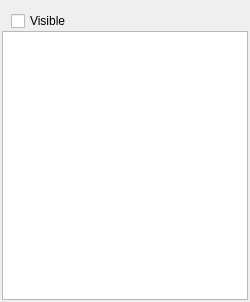
Qt form ui/label_dock.ui (yatengLG/ISAT_with_segment_anything) before a commit.
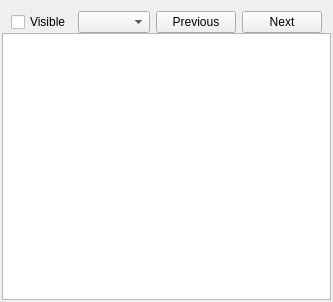
The same form after that commit.

Commit message: support group view

```diff
--- a/ui/label_dock.ui
+++ b/ui/label_dock.ui
@@ -42,6 +42,23 @@
         </property>
        </widget>
       </item>
+      <item>
+       <widget class="QComboBox" name="comboBox_group_select"/>
+      </item>
+      <item>
+       <widget class="QPushButton" name="button_prev_group">
+        <property name="text">
+         <string>Previous</string>
+        </property>
+       </widget>
+      </item>
+      <item>
+       <widget class="QPushButton" name="button_next_group">
+        <property name="text">
+         <string>Next</string>
+        </property>
+       </widget>
+      </item>
      </layout>
     </widget>
    </item>
```
The commit also changes 2 other files.
